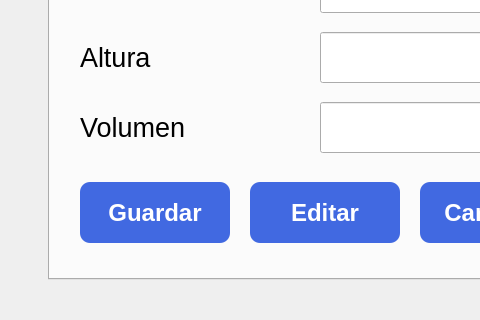
Before: the Qt Designer form mainwindow.ui in ATG-cmd/ATG-VA, drawn with Qt 5; both pictures show x 552 to 1032 and y 280 to 600 of the 1200 by 600 pixel window.
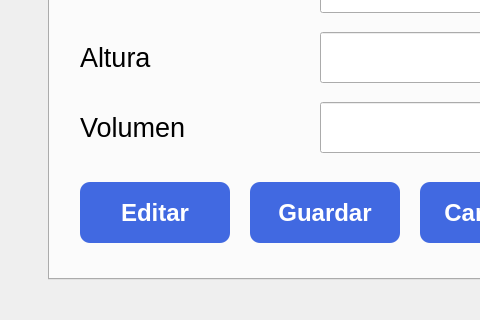
After: the same form once the commit is applied. Icons and pictures are not drawn.

```diff
--- a/mainwindow.ui
+++ b/mainwindow.ui
@@ -1243,7 +1243,7 @@
        <widget class="QPushButton" name="Btn_Cub_Guardar">
         <property name="geometry">
          <rect>
-          <x>30</x>
+          <x>200</x>
           <y>310</y>
           <width>150</width>
           <height>61</height>
@@ -1276,7 +1276,7 @@
        <widget class="QPushButton" name="Btn_Cub_Editar">
         <property name="geometry">
          <rect>
-          <x>200</x>
+          <x>30</x>
           <y>310</y>
           <width>150</width>
           <height>61</height>
```
